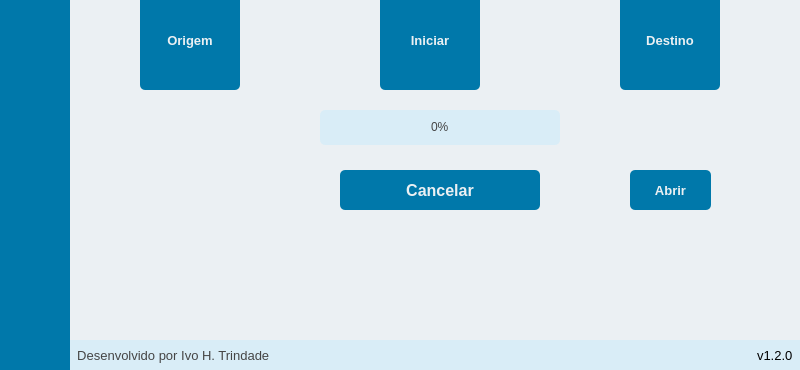
Qt form ui/ui_cd.ui (hadtrindade/conversor-e-divisor) before a commit; both pictures show x 0 to 800 and y 230 to 600 of the 800 by 600 pixel window.
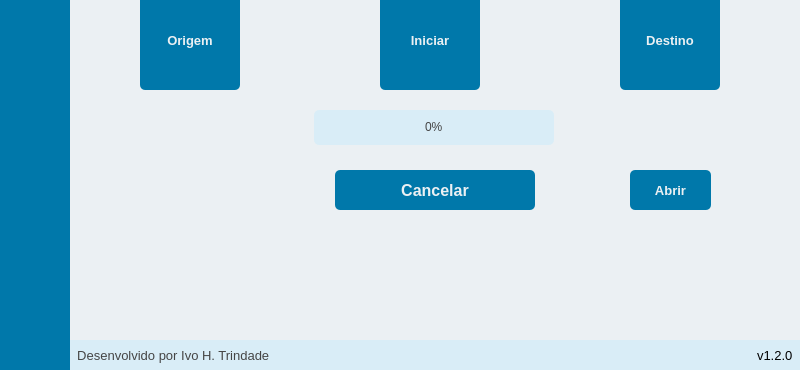
The same form after that commit. Icons and pictures are not drawn.

```diff
--- a/ui/ui_cd.ui
+++ b/ui/ui_cd.ui
@@ -719,7 +719,7 @@
               <widget class="QPushButton" name="button_stop">
                <property name="geometry">
                 <rect>
-                 <x>270</x>
+                 <x>265</x>
                  <y>250</y>
                  <width>200</width>
                  <height>40</height>
@@ -932,9 +932,9 @@
               <widget class="QLineEdit" name="line_edit_output_file">
                <property name="geometry">
                 <rect>
-                 <x>494</x>
+                 <x>486</x>
                  <y>190</y>
-                 <width>231</width>
+                 <width>240</width>
                  <height>35</height>
                 </rect>
                </property>
@@ -978,7 +978,7 @@
               <widget class="QProgressBar" name="progress_bar">
                <property name="geometry">
                 <rect>
-                 <x>250</x>
+                 <x>244</x>
                  <y>190</y>
                  <width>240</width>
                  <height>35</height>
@@ -1014,7 +1014,7 @@
               <widget class="QLineEdit" name="line_edit_input_file">
                <property name="geometry">
                 <rect>
-                 <x>5</x>
+                 <x>2</x>
                  <y>190</y>
                  <width>240</width>
                  <height>35</height>
```
Left out of the diff: 32 changed lines with no effect on the pictures.
